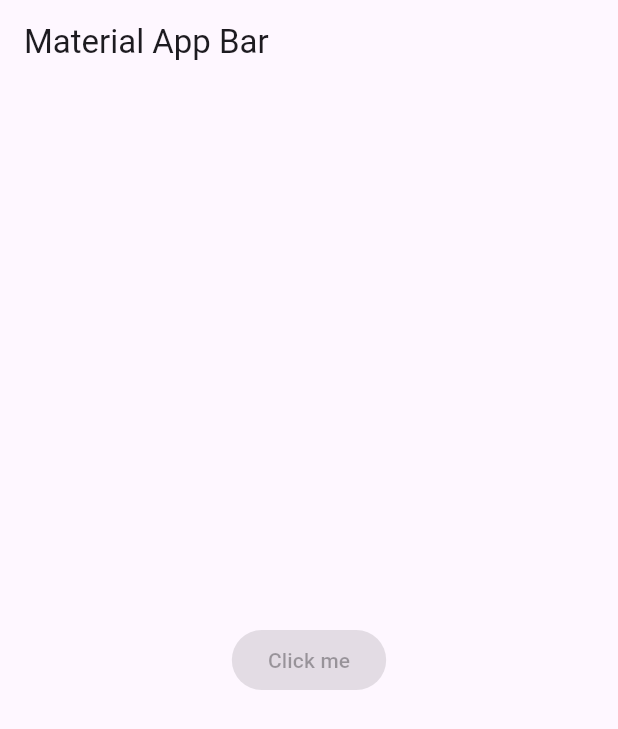
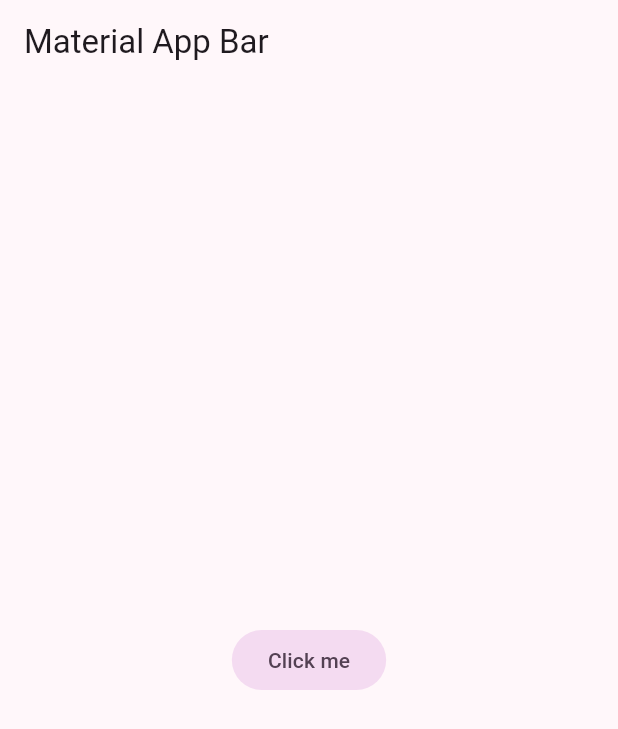
Before and after one commit to Luis0105/yes_no_app, a Flutter app: the screen it shows after launch, on a phone screen of 412 x 824 dp. Shown: the top 729 px of the screen. Run offline on Flutter 3.47's test engine with Material 3 defaults, Android fonts, the phone set to English and light mode, and no system bars.

Commit message:
Estilo Global

```diff
--- /dev/null
+++ b/lib/config/theme/app_theme.dart
@@ -0,0 +1,26 @@
+import 'package:flutter/material.dart';
+
+const Color _customColor = Color(0xFF49149F);
+
+const List<Color> _colorThemes = [
+  _customColor,
+  Colors.blue,
+  Colors.purple,
+  Colors.green,
+  Colors.yellow,
+  Colors.orange,
+  Colors.pink,
+];
+
+class AppTheme {
+  final int selectedColor;
+
+  AppTheme({this.selectedColor = 0})
+      : assert(selectedColor >= 0 && selectedColor <= _colorThemes.length - 1,
+            'Color mus be between 0 and ${_colorThemes.length}');
+
+  ThemeData theme() {
+    return ThemeData(
+        useMaterial3: true, colorSchemeSeed: _colorThemes[selectedColor]);
+  }
+}
--- a/lib/main.dart
+++ b/lib/main.dart
@@ -1,4 +1,5 @@
 import 'package:flutter/material.dart';
+import 'package:yes_no_app/config/theme/app_theme.dart';
 
 void main() => runApp(const MyApp());
 
@@ -10,12 +11,14 @@ class MyApp extends StatelessWidget {
     return MaterialApp(
       title: 'Yes No App',
       debugShowCheckedModeBanner: false,
+      theme: AppTheme(selectedColor: 2).theme(),
       home: Scaffold(
         appBar: AppBar(
           title: const Text('Material App Bar'),
         ),
-        body: const Center(
-          child: FilledButton(onPressed: onPressed, child: Text('Click me')),
+        body: Center(
+          child: FilledButton.tonal(
+              onPressed: () {}, child: const Text('Click me')),
         ),
       ),
     );
```
